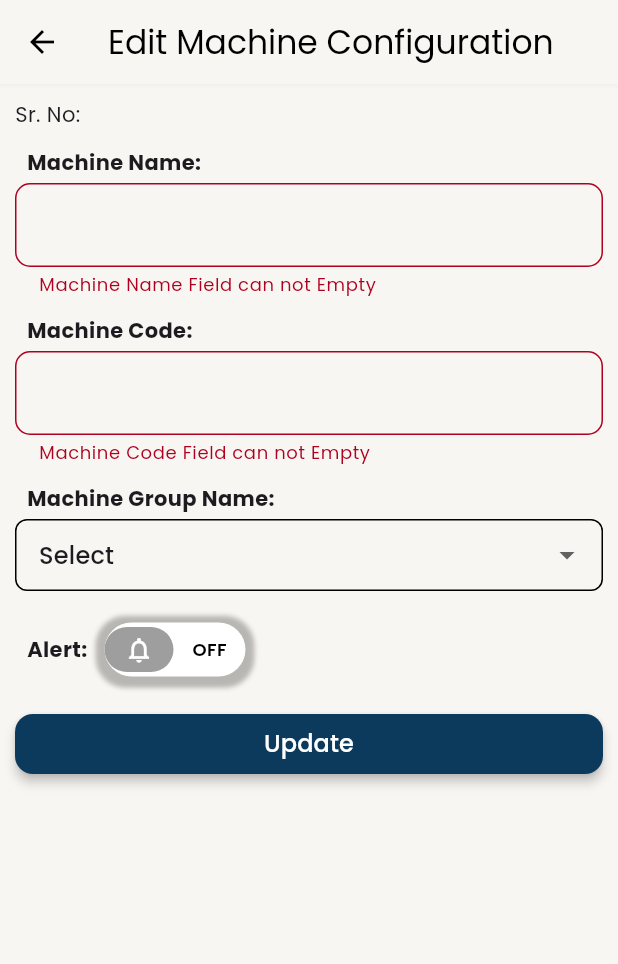
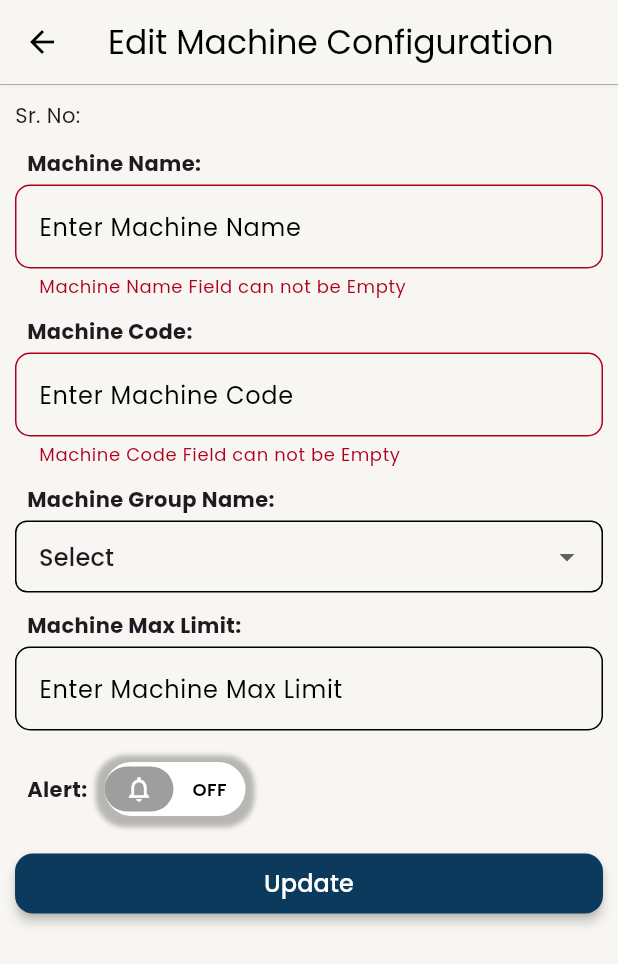
Before and after one commit to ParthDhankecha/trackweaving-app, a Flutter app: the EditMachineConfiguration screen opened directly with empty values, after a tap on "Update", on a phone screen of 412 x 824 dp. Shown: the top 964 px of the screen. Run offline on Flutter 3.47's test engine with Material 3 defaults, Android fonts, the phone set to English and light mode, and no system bars; drawn by our look-alikes of animated_toggle_switch; our stand-ins replace firebase_core, firebase_messaging, flutter_local_notifications, flutter_svg, get, google_fonts and 7 more; missing offline and left inert: blinker, dart:ffi; accounts and stored records are empty; network calls fail; project files that could hold a hidden picture were left out.

Commit message:
final updates done

```diff
--- a/lib/controllers/machine_controller.dart
+++ b/lib/controllers/machine_controller.dart
@@ -27,6 +27,7 @@ class MachineController extends GetxController implements GetxService {
   TextEditingController machineNameController = TextEditingController();
   TextEditingController machineCodeController = TextEditingController();
   TextEditingController groupController = TextEditingController();
+  TextEditingController maxLimitController = TextEditingController();
 
   RxBool machineAlert = false.obs;
   Rx<MachineGroup?> selectedMachineGrpId = Rx(null);
@@ -44,18 +45,25 @@ class MachineController extends GetxController implements GetxService {
     String code = '',
     bool alert = false,
     String? grpId,
+    int maxLimit = 0,
   }) {
     machineCodeController.text = code;
     machineNameController.text = name;
     machineAlert.value = alert;
+    maxLimitController.text = maxLimit == 0 ? '' : maxLimit.toString();
     if (grpId != null) {
       selectedMachineGrpId.value = getGroupFromID(grpId);
+    } else {
+      selectedMachineGrpId.value = machineGroupList.isNotEmpty
+          ? machineGroupList[0]
+          : null;
     }
   }
 
   disposeControllers() {
     machineCodeController.dispose();
     machineNameController.dispose();
+    maxLimitController.dispose();
   }
 
   setSelectedMachineId(String id) {
@@ -143,6 +151,7 @@ class MachineController extends GetxController implements GetxService {
       machineGroupList.value = dataGroupList;
 
       var data = await repository.getMachineList();
+
       machineList.value = data;
     } on ApiException catch (e) {
       log('error : $e');
@@ -167,11 +176,13 @@ class MachineController extends GetxController implements GetxService {
         id: id,
         machineCode: machineCodeController.text.trim(),
         machineName: machineNameController.text.trim(),
+        machineMaxLimit: maxLimitController.text.trim(),
         machineGroupId: selectedMachineGrpId.value?.id ?? '',
         isAlertActive: machineAlert.value,
       );
 
       log('onUpdateMAchinConfig ::: $data');
+      Get.back();
       getMachineList();
       showSuccessSnackbar('Machine Configuration Updated');
     } on ApiException catch (e) {
--- a/lib/controllers/machine_parts_controller.dart
+++ b/lib/controllers/machine_parts_controller.dart
@@ -219,7 +219,7 @@ class MachinePartsController extends GetxController implements GetxService {
       isLoading.value = true;
 
       if (isUpdate) {
-        var partChangeLog = await repo.updatePartChangeLog(
+        await repo.updatePartChangeLog(
           id: id ?? '',
           machineId: selecteMachine.value,
           partName: selectedPart.value,
@@ -229,10 +229,11 @@ class MachinePartsController extends GetxController implements GetxService {
           phone: phone,
         );
 
-        partChangeLogs[index] = partChangeLog;
         Get.back();
         showSuccessSnackbar('Part Change Log Updated Successfully');
+
         clearSelections();
+        getChangeLogList(isRefresh: true);
       } else {
         var data = await repo.createPartChangeLog(
           machineId: selecteMachine.value,
--- a/lib/models/machine_list_response_model.dart
+++ b/lib/models/machine_list_response_model.dart
@@ -45,6 +45,7 @@ class Machine {
   String machineName;
   String ip;
   bool isAlertActive;
+  int? maxSpeedLimit;
 
   Machine({
     required this.machineGroupId,
@@ -54,6 +55,7 @@ class Machine {
     required this.machineName,
     required this.ip,
     required this.isAlertActive,
+    this.maxSpeedLimit,
   });
 
   factory Machine.fromMap(Map<String, dynamic> json) => Machine(
@@ -66,6 +68,7 @@ class Machine {
     machineName: json["machineName"],
     ip: json["ip"],
     isAlertActive: json["isAlertActive"],
+    maxSpeedLimit: json["machineMaxLimit"] ?? 0,
   );
 
   Map<String, dynamic> toMap() => {
@@ -76,6 +79,7 @@ class Machine {
     "machineName": machineName,
     "ip": ip,
     "isAlertActive": isAlertActive,
+    "machineMaxLimit": maxSpeedLimit,
   };
 
   @override
--- a/lib/models/maintenance_alert_reponse.dart
+++ b/lib/models/maintenance_alert_reponse.dart
@@ -72,6 +72,7 @@ class Alert {
   String machineId;
   DateTime nextMaintenanceDate;
   bool isDue;
+  int? scheduleDays;
   String categoryName;
 
   Alert({
@@ -81,6 +82,7 @@ class Alert {
     required this.nextMaintenanceDate,
     required this.isDue,
     required this.categoryName,
+    this.scheduleDays = 0,
   });
 
   factory Alert.fromMap(Map<String, dynamic> json) => Alert(
@@ -90,6 +92,7 @@ class Alert {
     nextMaintenanceDate: DateTime.parse(json["nextMaintenanceDate"]),
     isDue: json["isDue"],
     categoryName: json["categoryName"],
+    scheduleDays: json['scheduleDays'] ?? 0,
   );
 
   Map<String, dynamic> toMap() => {
@@ -99,5 +102,6 @@ class Alert {
     "nextMaintenanceDate": nextMaintenanceDate.toIso8601String(),
     "isDue": isDue,
     "categoryName": categoryName,
+    "scheduleDays": scheduleDays,
   };
 }
--- a/lib/repository/machine_repository.dart
+++ b/lib/repository/machine_repository.dart
@@ -1,5 +1,6 @@
 import 'dart:convert';
 import 'dart:developer';
+import 'dart:ffi';
 
 import 'package:trackweaving/models/machine_group_response_model.dart';
 import 'package:trackweaving/models/machine_list_response_model.dart';
@@ -67,6 +68,7 @@ class MachineRepository extends GetxService {
       headers: {'authorization': sp.userToken},
     );
     List<Machine> list = [];
+    print('data machine list: $data');
     list = machineListResponseModelFromMap(data).data;
     return list;
   }
@@ -77,6 +79,7 @@ class MachineRepository extends GetxService {
     required String machineName,
     required String machineGroupId,
     required bool isAlertActive,
+    required String machineMaxLimit,
   }) async {
     String endPoint = AppConst.getUrl(AppConst.machines);
     var reqBody = {
@@ -84,6 +87,7 @@ class MachineRepository extends GetxService {
       'machineName': machineName,
       'machineGroupId': machineGroupId,
       'isAlertActive': '$isAlertActive',
+      'maxSpeedLimit': int.tryParse(machineMaxLimit) ?? 0,
     };
 
     var data = await apiClient.request(
--- a/lib/screens/settings_screen/machine_configuration/edit_machine_configuration.dart
+++ b/lib/screens/settings_screen/machine_configuration/edit_machine_configuration.dart
@@ -29,7 +29,8 @@ class _EditMachineConfigurationState extends State<EditMachineConfiguration> {
       name: widget.machine.machineName,
       code: widget.machine.machineCode,
       alert: widget.machine.isAlertActive,
-      grpId: widget.machine.machineGroupId?.id ?? 'NA',
+      grpId: widget.machine.machineGroupId?.id,
+      maxLimit: widget.machine.maxSpeedLimit ?? 0,
     );
   }
 
@@ -42,7 +43,12 @@ class _EditMachineConfigurationState extends State<EditMachineConfiguration> {
   Widget build(BuildContext context) {
     return Scaffold(
       appBar: AppBar(title: Text('Edit Machine Configuration')),
-      body: Padding(
+      body: Column(
+        children: [
+          Divider(height: 1, thickness: 0.2),
+
+          Expanded(
+            child: Padding(
               padding: const EdgeInsets.all(10.0),
               child: Form(
                 key: formKey,
@@ -62,6 +68,12 @@ class _EditMachineConfigurationState extends State<EditMachineConfiguration> {
                         title: 'Machine Name',
                         hintText: 'Enter Machine Name',
                         controller: controller.machineNameController,
+                        onValidation: (value) {
+                          if (value == null || value.isEmpty) {
+                            return 'Machine Name Field can not be Empty';
+                          }
+                          return null;
+                        },
                       ),
                       SizedBox(height: 12),
 
@@ -69,6 +81,12 @@ class _EditMachineConfigurationState extends State<EditMachineConfiguration> {
                         title: 'Machine Code',
                         hintText: 'Enter Machine Code',
                         controller: controller.machineCodeController,
+                        onValidation: (value) {
+                          if (value == null || value.isEmpty) {
+                            return 'Machine Code Field can not be Empty';
+                          }
+                          return null;
+                        },
                       ),
                       SizedBox(height: 12),
 
@@ -83,6 +101,14 @@ class _EditMachineConfigurationState extends State<EditMachineConfiguration> {
                             controller.selectedMachineGrpId.value = value;
                           }
                         },
+                      ),
+                      SizedBox(height: 12),
+
+                      _buildInputField(
+                        title: 'machine_max_limit'.tr,
+                        hintText: 'Enter Machine Max Limit',
+                        controller: controller.maxLimitController,
+                        inputType: TextInputType.number,
                       ),
 
                       SizedBox(height: 16),
@@ -138,6 +164,9 @@ class _EditMachineConfigurationState extends State<EditMachineConfiguration> {
                 ),
               ),
             ),
+          ),
+        ],
+      ),
     );
   }
 
@@ -147,6 +176,7 @@ class _EditMachineConfigurationState extends State<EditMachineConfiguration> {
     required TextEditingController controller,
 
     TextInputType inputType = TextInputType.text,
+    String? Function(String?)? onValidation,
   }) {
     return Column(
       crossAxisAlignment: CrossAxisAlignment.start,
@@ -161,15 +191,10 @@ class _EditMachineConfigurationState extends State<EditMachineConfiguration> {
         TextFormField(
           keyboardType: inputType,
           controller: controller,
-          validator: (value) {
-            if (value == null || value.isEmpty) {
-              return '$title Field can not Empty';
-            }
-            return null;
-          },
+          validator: onValidation,
           decoration: InputDecoration(
             // labelText: title,
-            //hintText: hintText,
+            hintText: hintText,
             border: OutlineInputBorder(borderRadius: BorderRadius.circular(10)),
           ),
         ),
--- a/lib/screens/settings_screen/machine_configuration/machine_configuration_card.dart
+++ b/lib/screens/settings_screen/machine_configuration/machine_configuration_card.dart
@@ -11,6 +11,7 @@ class MachineConfigurationCard extends StatelessWidget {
   final String machineGroup;
   final String udid;
   final bool alertEnabled;
+  final int maxLimit;
   final Function(bool isOn) onAlertChange;
   final Function()? onTap;
 
@@ -24,6 +25,7 @@ class MachineConfigurationCard extends StatelessWidget {
     required this.alertEnabled,
     required this.onAlertChange,
     this.onTap,
+    this.maxLimit = 0,
   });
 
   @override
@@ -66,6 +68,10 @@ class MachineConfigurationCard extends StatelessWidget {
               _buildInfoRow('machine_group', machineGroup),
               const SizedBox(height: 8),
               _buildInfoRow('IP', udid),
+              const SizedBox(height: 8),
+              maxLimit == 0
+                  ? SizedBox()
+                  : _buildInfoRow('max_limit', maxLimit.toString()),
             ],
           ),
         ),
--- a/lib/screens/settings_screen/machine_configuration/machine_configuration_screen.dart
+++ b/lib/screens/settings_screen/machine_configuration/machine_configuration_screen.dart
@@ -37,6 +37,7 @@ class _MachineConfigurationScreenState
                 itemCount: controller.machineList.length,
                 itemBuilder: (context, index) {
                   Machine machine = controller.machineList[index];
+                  print('machine max limit: ${machine.maxSpeedLimit}');
                   return MachineConfigurationCard(
                     srNo: '#${machine.serialNumber}',
                     machineCode: machine.machineCode,
@@ -47,6 +48,7 @@ class _MachineConfigurationScreenState
                             ?.groupName ??
                         '',
                     udid: machine.ip,
+                    maxLimit: machine.maxSpeedLimit ?? 0,
                     alertEnabled: machine.isAlertActive,
                     onAlertChange: (isOn) {
                       //controller.changeMachineAlert();
--- a/lib/utils/internationalization.dart
+++ b/lib/utils/internationalization.dart
@@ -116,6 +116,9 @@ class AppTranslations extends Translations {
 
       'privacy_policy': 'Privacy Policy',
       'terms_conditions': 'Terms & Conditions',
+      'max_limit': 'Max Limit',
+      'machine_max_limit': 'Machine Max Limit',
+      'enter_machine_max_limit': 'Enter Machine Max Limit',
     },
     'hi_IN': {
       'language_change': 'भाषा बदलें',
@@ -231,6 +234,10 @@ class AppTranslations extends Translations {
 
       'privacy_policy': 'गोपनीयता नीति',
       'terms_conditions': 'नियम और शर्तें',
+
+      'max_limit': 'अधिकतम सीमा',
+      'machine_max_limit': 'मशीन अधिकतम सीमा',
+      'enter_machine_max_limit': 'मशीन अधिकतम सीमा दर्ज करें',
     },
     'gu_IN': {
       'language_change': 'ભાષા બદલો',
@@ -345,6 +352,10 @@ class AppTranslations extends Translations {
       'is_active': 'સક્રિય છે',
       'privacy_policy': 'ગોપનીયતા નીતિ',
       'terms_conditions': 'નિયમો અને શરતો',
+
+      'max_limit': 'અધિકતમ મર્યાદા',
+      'machine_max_limit': 'મશીનની મહત્તમ મર્યાદા',
+      'enter_machine_max_limit': 'મશીનની મહત્તમ મર્યાદા દાખલ કરો',
     },
   };
 }
```
Also changed, not shown: lib/repository/machine_parts_repo.dart (+4 -6 lines), lib/screens/settings_screen/machine_parts/create_part_change.dart (+11 -0 lines), lib/screens/settings_screen/maintenance_entry/maintenance_entry_update.dart (+7 -0 lines), lib/screens/settings_screen/users/add_update_user_screen.dart (+29 -2 lines). Lines whose indentation alone changed are shown as unchanged.
